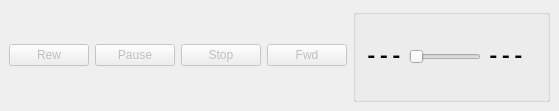
Qt form src/playerwidget.ui (gyunaev/karlyriceditor) before a commit.
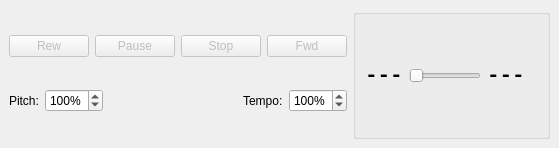
The same form after that commit. Icons and pictures are not drawn. Custom widgets are drawn as their Qt base class.

Commit message: Implemented the change of pitch and tempo for registered users. Currently they only apply when exporting the video as CDG makes no use for this.

Diff of the .ui file:
```diff
--- a/src/playerwidget.ui
+++ b/src/playerwidget.ui
@@ -7,7 +7,7 @@
     <x>0</x>
     <y>0</y>
     <width>559</width>
-    <height>111</height>
+    <height>148</height>
    </rect>
   </property>
   <property name="sizePolicy">
@@ -25,6 +25,8 @@
   <widget class="QWidget" name="dockWidgetContents">
    <layout class="QHBoxLayout" name="horizontalLayout_4">
     <item>
+     <layout class="QVBoxLayout" name="verticalLayout">
+      <item>
      <layout class="QHBoxLayout" name="horizontalLayout">
       <item>
        <widget class="PlayerButton" name="btnRew">
@@ -92,6 +94,77 @@
          <string>Fwd</string>
         </property>
        </widget>
+        </item>
+       </layout>
+      </item>
+      <item>
+       <layout class="QHBoxLayout" name="horizontalLayout_3">
+        <item>
+         <widget class="QLabel" name="label_2">
+          <property name="text">
+           <string>Pitch:</string>
+          </property>
+         </widget>
+        </item>
+        <item>
+         <widget class="QSpinBox" name="spinPitch">
+          <property name="suffix">
+           <string>%</string>
+          </property>
+          <property name="minimum">
+           <number>5</number>
+          </property>
+          <property name="maximum">
+           <number>192</number>
+          </property>
+          <property name="singleStep">
+           <number>5</number>
+          </property>
+          <property name="value">
+           <number>100</number>
+          </property>
+         </widget>
+        </item>
+        <item>
+         <spacer name="horizontalSpacer">
+          <property name="orientation">
+           <enum>Qt::Horizontal</enum>
+          </property>
+          <property name="sizeHint" stdset="0">
+           <size>
+            <width>40</width>
+            <height>20</height>
+           </size>
+          </property>
+         </spacer>
+        </item>
+        <item>
+         <widget class="QLabel" name="label_3">
+          <property name="text">
+           <string>Tempo:</string>
+          </property>
+         </widget>
+        </item>
+        <item>
+         <widget class="QSpinBox" name="spinTempo">
+          <property name="suffix">
+           <string>%</string>
+          </property>
+          <property name="minimum">
+           <number>1</number>
+          </property>
+          <property name="maximum">
+           <number>300</number>
+          </property>
+          <property name="singleStep">
+           <number>5</number>
+          </property>
+          <property name="value">
+           <number>100</number>
+          </property>
+         </widget>
+        </item>
+       </layout>
       </item>
      </layout>
     </item>
```
Lines whose indentation alone changed are shown as unchanged. The commit also changes 16 other files.
